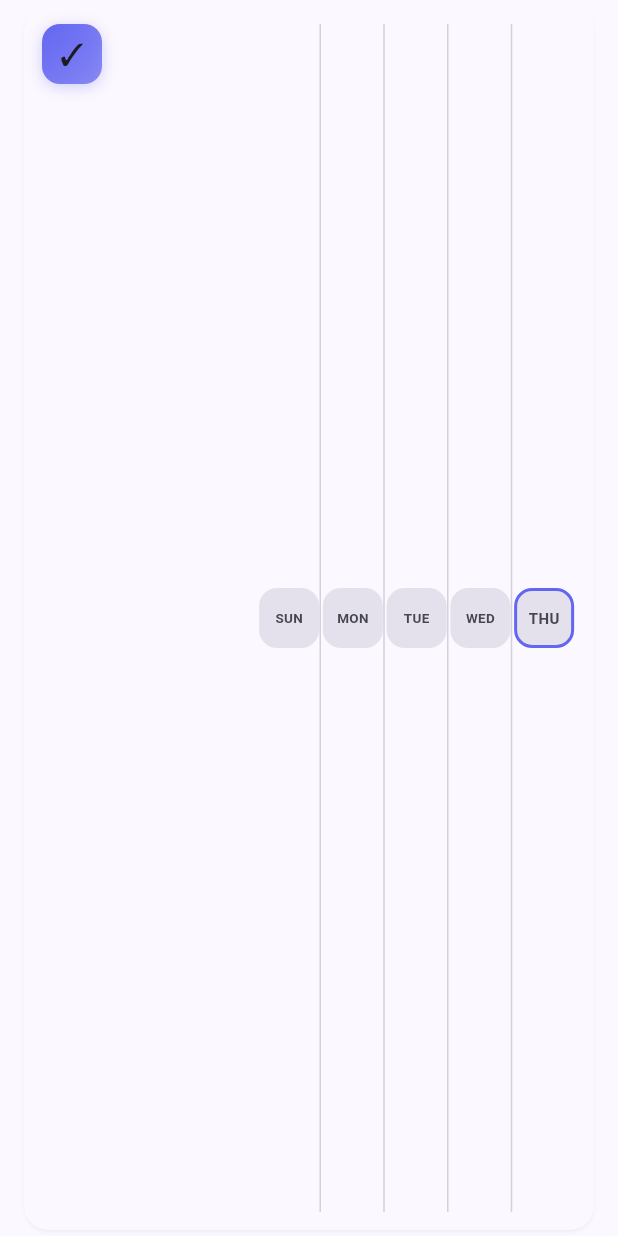
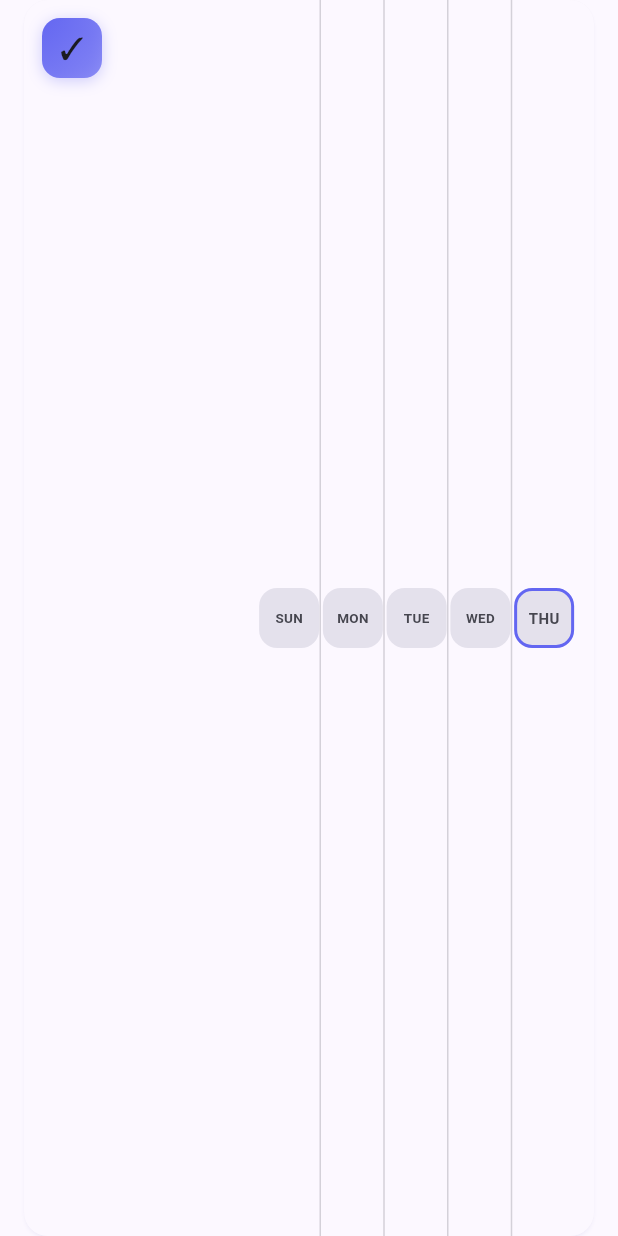
Before and after one commit to fahmed93/habits, a Flutter app: the HabitItem widget shown alone on an empty page, opened directly with empty values, on a phone screen of 412 x 824 dp. Run offline on Flutter 3.47's test engine with Material 3 defaults, Android fonts, the phone set to English and light mode, and no system bars; our stand-ins replace file_picker, firebase_auth, firebase_core, google_sign_in, share_plus, shared_preferences and 1 more; accounts and stored records are empty.

Commit message:
Connect vertical dividers between habit items
Co-authored-by: fahmed93 <4407704+fahmed93@users.noreply.github.com>

```diff
--- a/lib/widgets/habit_item.dart
+++ b/lib/widgets/habit_item.dart
@@ -176,12 +176,13 @@ class _HabitItemState extends State<HabitItem> {
     final streak = _getCurrentStreak();
 
     return Card(
-      margin: const EdgeInsets.symmetric(horizontal: 16, vertical: 4),
+      margin: const EdgeInsets.symmetric(horizontal: 16, vertical: 0),
       elevation: 1,
       shadowColor: Color(widget.habit.colorValue).withOpacity(0.1),
       shape: RoundedRectangleBorder(
         borderRadius: BorderRadius.circular(16),
       ),
+      clipBehavior: Clip.none,
       child: Dismissible(
           key: Key(widget.habit.id),
           direction: DismissDirection.horizontal,
@@ -379,6 +380,8 @@ class _HabitItemState extends State<HabitItem> {
                         ),
                         // Vertical dividers between columns
                         Positioned.fill(
+                          child: OverflowBox(
+                            maxHeight: double.infinity,
                             child: Row(
                               children: List.generate(4, (i) {
                                 return Expanded(
@@ -386,12 +389,13 @@ class _HabitItemState extends State<HabitItem> {
                                     alignment: Alignment.centerRight,
                                     child: Container(
                                       width: 1,
-                                    height: double.infinity,
+                                      height: 1000, // Tall enough to connect between items
                                       color: Theme.of(context).dividerColor.withOpacity(0.3),
                                     ),
                                   ),
                                 );
                               })..add(const Expanded(child: SizedBox())), // Last column has no divider
+                            ),
                           ),
                         ),
                       ],
```
Lines whose indentation alone changed are shown as unchanged.
